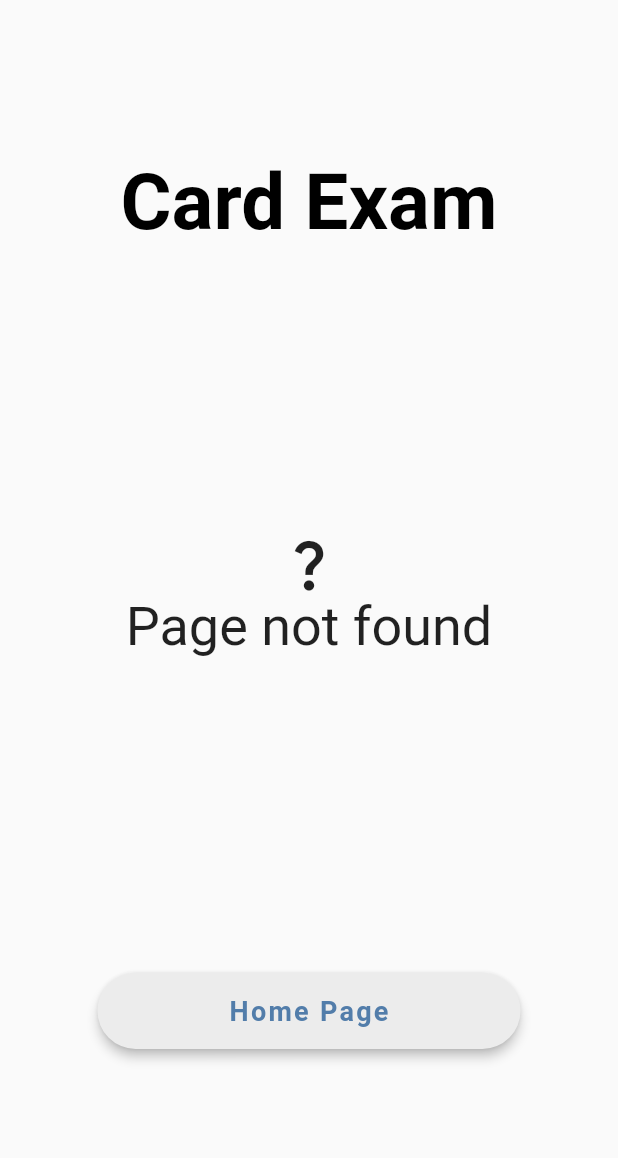
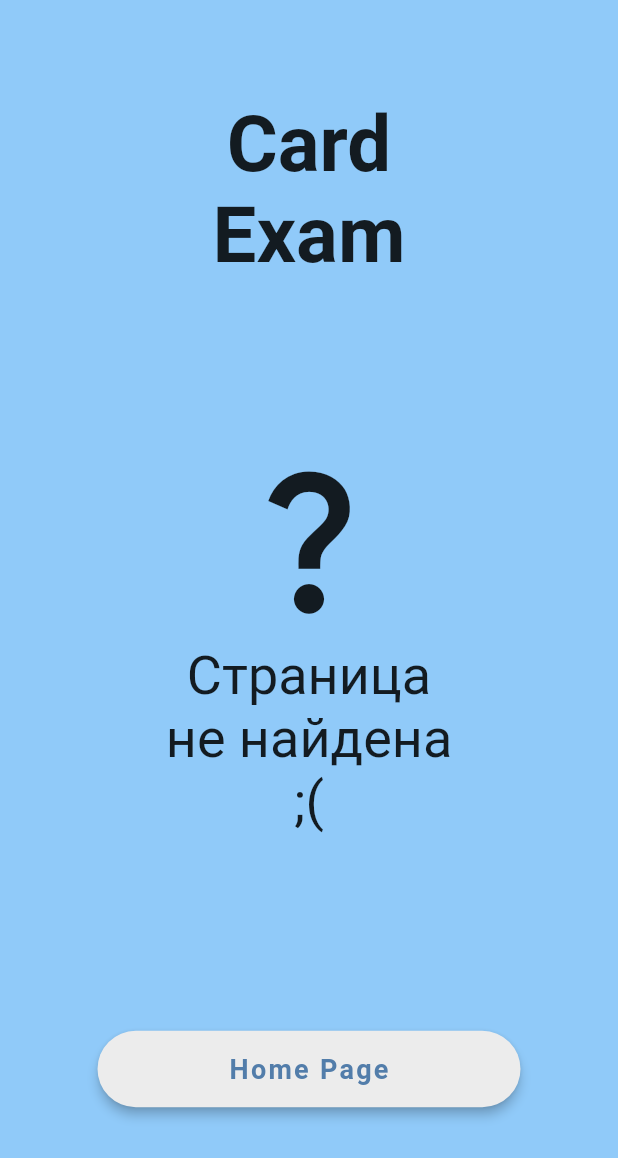
Before and after one commit to MixKage/CardExam, a Flutter app: the UnknownPage screen opened directly, on a phone screen of 412 x 824 dp. Shown: the top 1158 px of the screen. Run offline on Flutter 3.47's test engine with Material 2 defaults, Android fonts, the phone set to English and light mode, and no system bars; our stand-ins replace dio, dropdown_button2.

Commit message:
fix: rebuild Page not Found

```diff
--- a/lib/navigation/navigation_service.dart
+++ b/lib/navigation/navigation_service.dart
@@ -6,11 +6,11 @@ import 'package:cardexam/pages/unknown_page.dart';
 import 'package:flutter/material.dart';
 
 enum NavigationPaths {
-  home('/'),
+  start('/'),
   test('/test'),
   login('/login'),
   signUp('/sign_up'),
-  ;
+  unknown('/unknown');
 
   const NavigationPaths(this.path);
   final String path;
--- a/lib/pages/unknown_page.dart
+++ b/lib/pages/unknown_page.dart
@@ -1,3 +1,4 @@
+import 'package:cardexam/navigation/navigation_service.dart';
 import 'package:cardexam/widgets/login_page_widgets.dart';
 import 'package:flutter/material.dart';
 
@@ -6,38 +7,51 @@ class UnknownPage extends StatelessWidget {
 
   @override
   Widget build(BuildContext context) => Scaffold(
+        backgroundColor: Theme.of(context).backgroundColor,
         body: SafeArea(
           child: Column(
             mainAxisAlignment: MainAxisAlignment.spaceAround,
             children: [
-              const Padding(
-                padding: EdgeInsets.all(20.0),
+              Padding(
+                padding: const EdgeInsets.all(20.0),
                 child: Text(
-                  'Card Exam',
+                  'Card\nExam',
                   textAlign: TextAlign.center,
                   style: TextStyle(
                     fontSize: 52,
                     fontWeight: FontWeight.bold,
-                    color: Colors.black,
+                    color: Theme.of(context).colorScheme.onPrimary,
                   ),
                 ),
               ),
               Column(
                 mainAxisAlignment: MainAxisAlignment.center,
-                children: const [
-                  Icon(Icons.question_mark, size: 42),
+                children: [
+                  const Icon(Icons.question_mark, size: 120),
+                  const SizedBox(height: 10.0),
                   Text(
-                    'Page not found',
+                    'Страница\nне найдена\n;(',
                     textAlign: TextAlign.center,
                     style: TextStyle(
                       fontSize: 36,
+                      color: Theme.of(context).colorScheme.onPrimary,
                     ),
                   ),
                 ],
               ),
               Padding(
                 padding: const EdgeInsets.all(40.0),
-                child: BuildLoginBtn(onPressed: () {}, buttonText: 'Home Page'),
+                child: BuildLoginBtn(
+                  onPressed: () async {
+                    final bool isSucces =
+                        await Navigator.of(context).maybePop();
+                    if (!isSucces) {
+                      NavigationService.instance
+                          .pushNamed(NavigationPaths.start);
+                    }
+                  },
+                  buttonText: 'Home Page',
+                ),
               ),
             ],
           ),
```
Also changed, not shown: lib/pages/signin_page.dart (+23 -12 lines).
